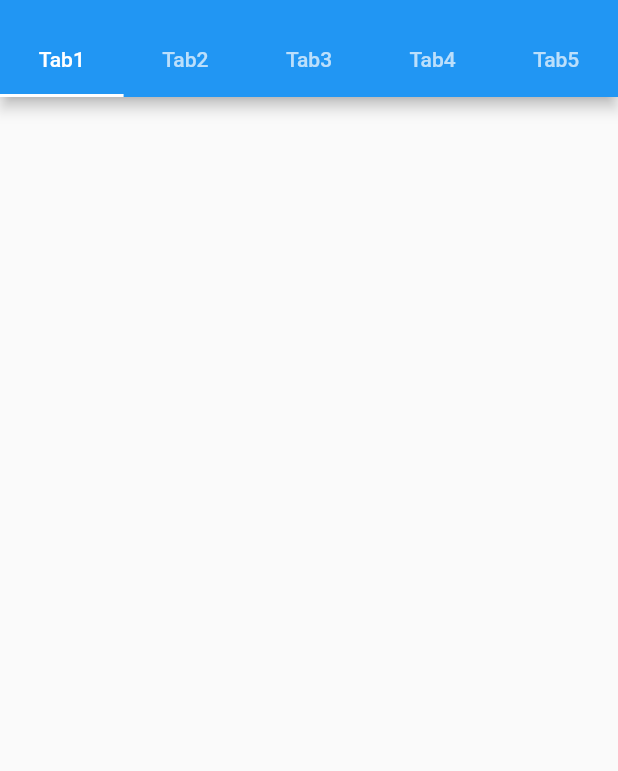
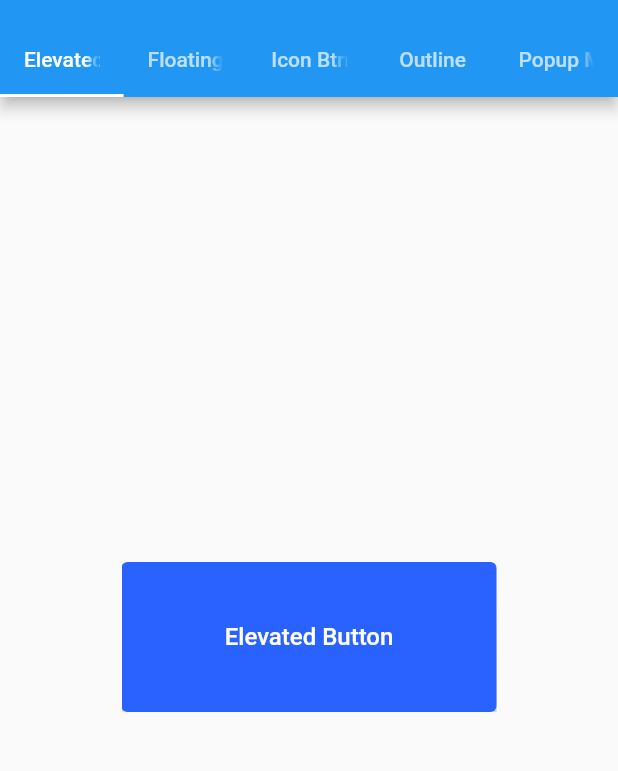
Before and after one commit to msaaddev/flutter-drawer-tabs, a Flutter app: the screen it shows after launch, in the side drawer, after a tap on "Five Tab Screen", on a phone screen of 412 x 824 dp, the part 59-830 px from its top. Run offline on Flutter 3.47's test engine with Material 2 defaults, Android fonts, the phone set to English and light mode, and no system bars.

Commit message:
👌 IMPROVE: five different buttons

```diff
--- a/lib/screens/FiveTab.dart
+++ b/lib/screens/FiveTab.dart
@@ -8,7 +8,11 @@ class FiveTab extends StatefulWidget {
   FiveTabState createState() => FiveTabState();
 }
 
-class FiveTabState extends State<FiveTab> {
+enum Alphabets { A, B, C, D }
+
+class FiveTabState extends State<FiveTab> with TickerProviderStateMixin {
+  double _volume = 0.0;
+
   @override
   Widget build(BuildContext context) {
     return MaterialApp(
@@ -22,25 +26,93 @@ class FiveTabState extends State<FiveTab> {
                 bottom: TabBar(
                   tabs: [
                     Tab(
-                    text: 'Tab1',
+                      text: 'Elevated',
                     ),
                     Tab(
-                    text: 'Tab2',
+                      text: 'Floating',
                     ),
                     Tab(
-                    text: 'Tab3',
+                      text: 'Icon Btn',
                     ),
                     Tab(
-                    text: 'Tab4',
+                      text: 'Outline',
                     ),
                     Tab(
-                    text: 'Tab5',
+                      text: 'Popup Menu',
                     )
                   ],
                 ),
               ),
-            body: Container(),
+              body: Center(
+                  child: Container(
+                width: 250,
+                height: 100,
+                child: TabBarView(children: [
+                  ElevatedButton(
+                    child: Text(
+                      'Elevated Button',
+                      style: TextStyle(
+                        fontSize: 16,
                       ),
-        ));
+                    ),
+                    style: ElevatedButton.styleFrom(
+                      primary: Colors.blueAccent[700],
+                      onPrimary: Colors.white,
+                      elevation: 50,
+                      shadowColor: Colors.blueAccent,
+                    ),
+                    onPressed: () {},
+                  ),
+                  FloatingActionButton(
+                    onPressed: () {},
+                    child: Icon(Icons.tab),
+                    backgroundColor: Colors.blue,
+                  ),
+                  Column(children: [
+                    IconButton(
+                      icon: Icon(Icons.volume_up),
+                      tooltip: 'Increase volume by 10',
+                      onPressed: () {
+                        setState(() {
+                          _volume += 10;
+                        });
+                      },
+                    ),
+                    Text('Volume : $_volume')
+                  ]),
+                  OutlinedButton(
+                    child: Text(
+                      'Outline Button',
+                      style: TextStyle(
+                        fontSize: 16,
+                      ),
+                    ),
+                    onPressed: () {},
+                  ),
+                  PopupMenuButton<Alphabets>(
+                    onSelected: (Alphabets result) {},
+                    itemBuilder: (BuildContext context) =>
+                        <PopupMenuEntry<Alphabets>>[
+                      const PopupMenuItem<Alphabets>(
+                        value: Alphabets.A,
+                        child: Text('Alphabel A'),
+                      ),
+                      const PopupMenuItem<Alphabets>(
+                        value: Alphabets.B,
+                        child: Text('Alphabel B'),
+                      ),
+                      const PopupMenuItem<Alphabets>(
+                        value: Alphabets.C,
+                        child: Text('Alphabel C'),
+                      ),
+                      const PopupMenuItem<Alphabets>(
+                        value: Alphabets.D,
+                        child: Text('Alphabel D'),
+                      ),
+                    ],
+                  ),
+                ]),
+              )),
+            )));
   }
 }
```
Lines whose indentation alone changed are shown as unchanged.
